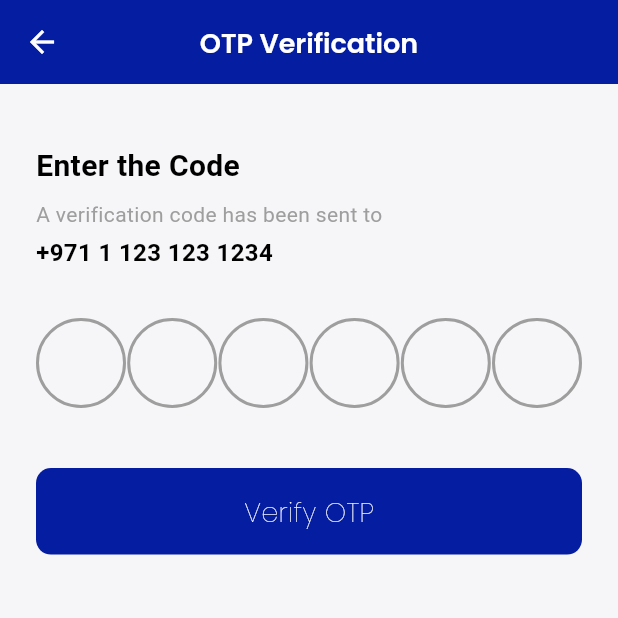
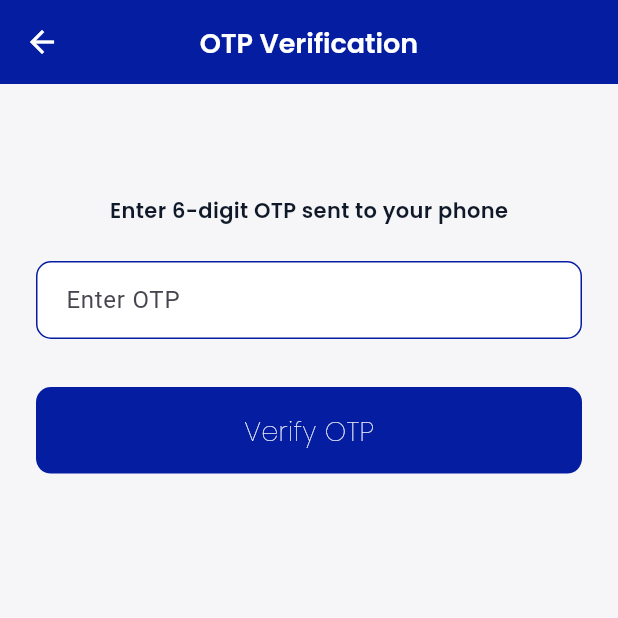
Before and after one commit to shayan5522/Sales-App, a Flutter app: the OTPVerificationScreen screen opened directly, on a phone screen of 412 x 824 dp, the top half of it. Run offline on Flutter 3.47's test engine with Material 3 defaults, Android fonts, the phone set to English and light mode, and no system bars; drawn by our look-alikes of pin_code_fields; our stand-ins replace cloud_firestore, firebase_auth, firebase_core, get, google_fonts; accounts and stored records are empty.

Commit message:
auth-implemented

```diff
--- a/lib/app/ui/screens/auth/otp.dart
+++ b/lib/app/ui/screens/auth/otp.dart
@@ -1,14 +1,14 @@
 import 'package:flutter/material.dart';
 import 'package:get/get.dart';
-import 'package:get/get_core/src/get_main.dart';
-import 'package:pin_code_fields/pin_code_fields.dart';
+import '../../../controllers/auth/auth_controller.dart';
+import 'package:salesapp/app/themes/styles.dart';
 import 'package:salesapp/app/ui/widgets/appbar.dart';
 import 'package:salesapp/app/ui/widgets/buttons.dart';
-
-import 'owner_signup.dart';
+import 'package:salesapp/app/ui/widgets/textfield.dart';
 
 class OTPVerificationScreen extends StatelessWidget {
-  const OTPVerificationScreen({super.key});
+  final TextEditingController otpController = TextEditingController();
+  final AuthController authController = Get.find();
 
   @override
   Widget build(BuildContext context) {
@@ -16,72 +16,29 @@ class OTPVerificationScreen extends StatelessWidget {
       appBar: CustomAppbar(title: "OTP Verification"),
       backgroundColor: const Color(0xFFF6F6F9),
       body: Padding(
-        padding: const EdgeInsets.symmetric(horizontal: 24.0, vertical: 16),
+        padding: const EdgeInsets.all(24.0),
         child: Column(
-          crossAxisAlignment: CrossAxisAlignment.start,
           children: [
+            const SizedBox(height: 50),
+            Text("Enter 6-digit OTP sent to your phone", style: AppTextStyles.subtitle),
             const SizedBox(height: 24),
-
-            const Text(
-              'Enter the Code',
-              style: TextStyle(
-                fontSize: 20,
-                fontWeight: FontWeight.bold,
-                color: Colors.black,
-              ),
+            CustomTextField(
+              controller: otpController,
+              labelText: 'Enter OTP',
+              keyboardType: TextInputType.number,
             ),
-
-            const SizedBox(height: 8),
-
-            const Text(
-              'A verification code has been sent to',
-              style: TextStyle(
-                fontSize: 14,
-                color: Colors.grey,
-              ),
+            const SizedBox(height: 32),
+            PrimaryButton(
+              text: "Verify OTP",
+              onPressed: () {
+                final code = otpController.text.trim();
+                if (code.length == 6) {
+                  authController.verifyOtp(code);
+                } else {
+                  Get.snackbar("Error", "Enter valid 6-digit OTP");
+                }
+              },
             ),
-
-            const SizedBox(height: 4),
-
-            const Text(
-              '+971 1 123 123 1234',
-              style: TextStyle(
-                fontSize: 16,
-                color: Colors.black,
-                fontWeight: FontWeight.w600,
-              ),
-            ),
-
-            const SizedBox(height: 32),
-
-            PinCodeTextField(
-              length: 6,
-              obscureText: false,
-              animationType: AnimationType.fade,
-              keyboardType: TextInputType.number,
-              animationDuration: const Duration(milliseconds: 300),
-              pinTheme: PinTheme(
-                shape: PinCodeFieldShape.circle,
-                borderRadius: BorderRadius.circular(5),
-                fieldHeight: 60,
-                fieldWidth: 60,
-                activeFillColor: Colors.white,
-                inactiveFillColor: Colors.white,
-                selectedFillColor: Colors.white,
-                activeColor: Colors.grey,
-                selectedColor: Colors.blue,
-                inactiveColor: Colors.grey,
-              ),
-              backgroundColor: const Color(0xFFF6F6F9),
-              enableActiveFill: false,
-              onChanged: (value) {
-                // handle code change
-              },
-              appContext: context,
-            ),
-
-            const SizedBox(height: 24),
-            PrimaryButton(text: "Verify OTP", onPressed: (){Get.to(()=>OwnerSignUpScreen());})
           ],
         ),
       ),
--- a/lib/app/ui/screens/auth/signup.dart
+++ b/lib/app/ui/screens/auth/signup.dart
@@ -5,17 +5,22 @@ import 'package:salesapp/app/ui/widgets/appbar.dart';
 import 'package:salesapp/app/ui/widgets/buttons.dart';
 import 'package:salesapp/app/ui/widgets/textfield.dart';
 import 'otp.dart';
+import '../../../controllers/auth/auth_controller.dart';
 
 class SignUpScreen extends StatelessWidget {
   const SignUpScreen({super.key});
 
   @override
   Widget build(BuildContext context) {
+    final TextEditingController phoneController = TextEditingController();
+    final AuthController authController = Get.put(AuthController());
+
     return Scaffold(
       appBar: CustomAppbar(title: "SignUp"),
       backgroundColor: const Color(0xFFF6F6F9),
       body: Padding(
         padding: const EdgeInsets.symmetric(horizontal: 24.0, vertical: 16.0),
+        child: SingleChildScrollView(
           child: Column(
             crossAxisAlignment: CrossAxisAlignment.start,
             children: [
@@ -26,18 +31,27 @@ class SignUpScreen extends StatelessWidget {
                 'Welcome back to the app',
                 style: AppTextStyles.subtitle.copyWith(color: Color(0xFF0F1928)),
               ),
-
               const SizedBox(height: 24),
-
               Text('Phone No', style: AppTextStyles.title),
-
               const SizedBox(height: 8),
               CustomTextField(
+                controller: phoneController,
                 labelText: 'Enter phone number',
               ),
               const SizedBox(height: 32),
-            PrimaryButton(text: "Send OTP", onPressed: () {Get.to(()=>OTPVerificationScreen());}),
+              PrimaryButton(
+                text: "Send OTP",
+                onPressed: () {
+                  final phone = phoneController.text.trim();
+                  if (phone.isNotEmpty) {
+                    authController.sendOtp(phone);
+                  } else {
+                    Get.snackbar("Error", "Enter phone number");
+                  }
+                },
+              ),
             ],
+          ),
         ),
       ),
     );
--- a/lib/app/ui/screens/auth/splash.dart
+++ b/lib/app/ui/screens/auth/splash.dart
@@ -16,7 +16,7 @@ class _SplashScreenState extends State<SplashScreen> {
   void initState() {
     super.initState();
 
-    Timer(const Duration(seconds: 3), () {
+    Timer(const Duration(seconds: 5), () {
       Get.off(() =>  SignUpAsScreen());
     });
   }
```
Also changed, not shown: lib/app/controllers/auth/auth_controller.dart (+59 -0 lines), lib/app/services/auth_service.dart (+31 -0 lines), lib/app/ui/screens/auth/labour_signin.dart (+62 -58 lines), lib/app/ui/screens/auth/owner_signup.dart (+80 -62 lines), lib/app/ui/screens/auth/signup_as.dart (+5 -2 lines), lib/app/ui/screens/labour/labour_dashboard.dart (+13 -0 lines), lib/app/ui/screens/owner/owner_dashboard.dart (+28 -0 lines), lib/main.dart (+9 -1 lines), pubspec.yaml (+5 -2 lines), firebase.json (added), lib/firebase_options.dart (added), pubspec.lock, 6 other files. Lines whose indentation alone changed are shown as unchanged.
